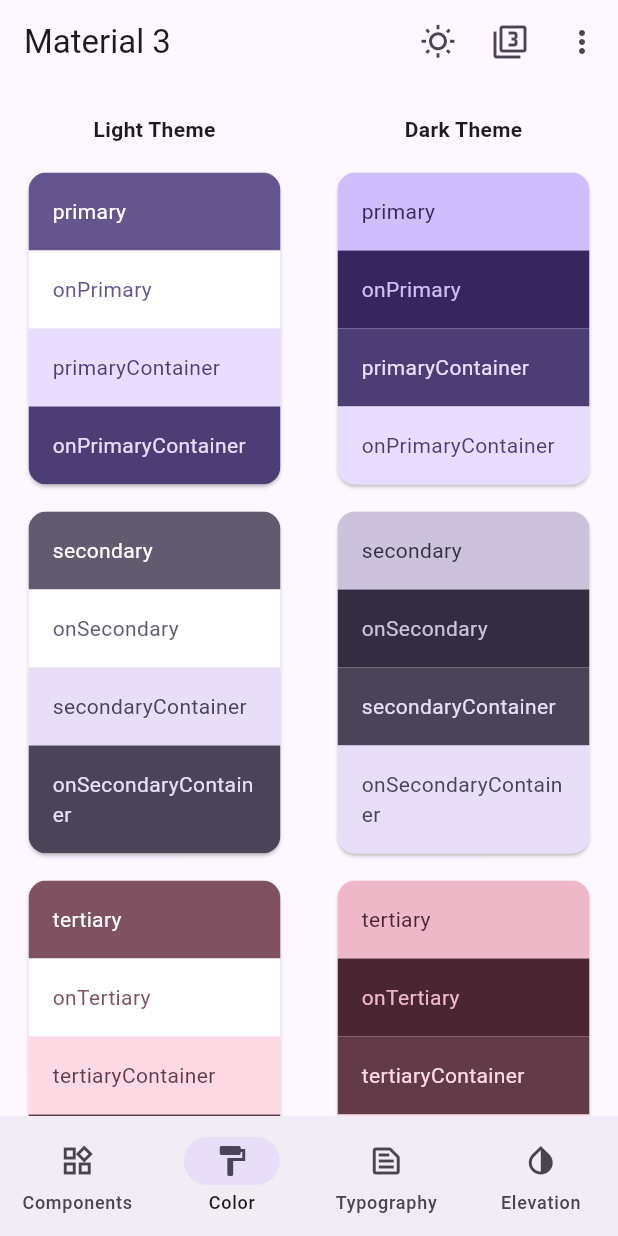
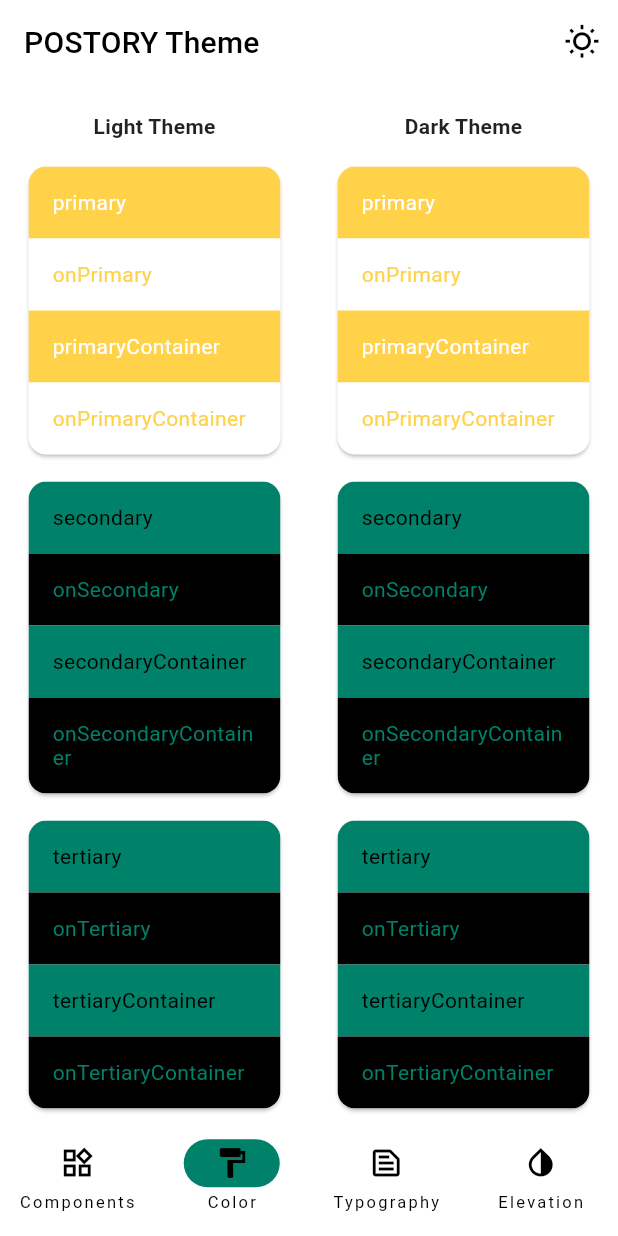
Before and after one commit to postory-app/theme, a Flutter app: the screen it shows after launch, item 2 of the bottom bar chosen, on a phone screen of 412 x 824 dp. Run offline on Flutter 3.47's test engine with Material 2 defaults, Android fonts, the phone set to English and light mode, and no system bars.

Commit message:
style: custom colors

```diff
--- a/example/lib/color_palettes_screen.dart
+++ b/example/lib/color_palettes_screen.dart
@@ -12,11 +12,11 @@
 
   @override
   Widget build(BuildContext context) {
-    Color selectedColor = Theme.of(context).primaryColor;
-    ThemeData lightTheme =
-        ThemeData(colorSchemeSeed: selectedColor, brightness: Brightness.light);
-    ThemeData darkTheme =
-        ThemeData(colorSchemeSeed: selectedColor, brightness: Brightness.dark);
+    // Color selectedColor = Theme.of(context).primaryColor;
+    // ThemeData lightTheme =
+    //     ThemeData(colorSchemeSeed: selectedColor, brightness: Brightness.light);
+    // ThemeData darkTheme =
+    //     ThemeData(colorSchemeSeed: selectedColor, brightness: Brightness.dark);
 
     Widget schemeLabel(String brightness) {
       return Padding(
@@ -45,11 +45,11 @@
               children: [
                 divider,
                 schemeLabel("Light Theme"),
-                schemeView(lightTheme),
+                schemeView(Theme.of(context)),
                 divider,
                 divider,
                 schemeLabel("Dark Theme"),
-                schemeView(darkTheme)
+                schemeView(Theme.of(context))
               ],
             ),
           );
@@ -63,7 +63,7 @@
                     child: Column(
                       children: [
                         schemeLabel("Light Theme"),
-                        schemeView(lightTheme)
+                        schemeView(Theme.of(context))
                       ],
                     ),
                   ),
@@ -71,7 +71,7 @@
                     child: Column(
                       children: [
                         schemeLabel("Dark Theme"),
-                        schemeView(darkTheme)
+                        schemeView(Theme.of(context))
                       ],
                     ),
                   )
--- a/example/lib/main.dart
+++ b/example/lib/main.dart
@@ -1,4 +1,5 @@
 import 'package:flutter/material.dart';
+import 'package:postory_theme/postory_theme.dart';
 
 import 'color_palettes_screen.dart';
 import 'component_screen.dart';
@@ -20,30 +21,8 @@
 // screenWidthThreshold; otherwise, NavigationBar is used for navigation.
 const double narrowScreenWidthThreshold = 450;
 
-const Color m3BaseColor = Color(0xff6750a4);
-const List<Color> colorOptions = [
-  m3BaseColor,
-  Colors.blue,
-  Colors.teal,
-  Colors.green,
-  Colors.yellow,
-  Colors.orange,
-  Colors.pink
-];
-const List<String> colorText = <String>[
-  "M3 Baseline",
-  "Blue",
-  "Teal",
-  "Green",
-  "Yellow",
-  "Orange",
-  "Pink",
-];
-
 class _Material3DemoState extends State<Material3Demo> {
-  bool useMaterial3 = true;
   bool useLightMode = true;
-  int colorSelected = 0;
   int screenIndex = 0;
 
   late ThemeData themeData;
@@ -51,14 +30,6 @@
   @override
   initState() {
     super.initState();
-    themeData = updateThemes(colorSelected, useMaterial3, useLightMode);
-  }
-
-  ThemeData updateThemes(int colorIndex, bool useMaterial3, bool useLightMode) {
-    return ThemeData(
-        colorSchemeSeed: colorOptions[colorSelected],
-        useMaterial3: useMaterial3,
-        brightness: useLightMode ? Brightness.light : Brightness.dark);
   }
 
   void handleScreenChanged(int selectedScreen) {
@@ -70,21 +41,6 @@
   void handleBrightnessChange() {
     setState(() {
       useLightMode = !useLightMode;
-      themeData = updateThemes(colorSelected, useMaterial3, useLightMode);
-    });
-  }
-
-  void handleMaterialVersionChange() {
-    setState(() {
-      useMaterial3 = !useMaterial3;
-      themeData = updateThemes(colorSelected, useMaterial3, useLightMode);
-    });
-  }
-
-  void handleColorSelect(int value) {
-    setState(() {
-      colorSelected = value;
-      themeData = updateThemes(colorSelected, useMaterial3, useLightMode);
     });
   }
 
@@ -105,7 +61,7 @@
 
   PreferredSizeWidget createAppBar() {
     return AppBar(
-      title: useMaterial3 ? const Text("Material 3") : const Text("Material 2"),
+      title: const Text("POSTORY Theme"),
       actions: [
         IconButton(
           icon: useLightMode
@@ -113,41 +69,6 @@
               : const Icon(Icons.wb_sunny),
           onPressed: handleBrightnessChange,
           tooltip: "Toggle brightness",
-        ),
-        IconButton(
-          icon: useMaterial3
-              ? const Icon(Icons.filter_3)
-              : const Icon(Icons.filter_2),
-          onPressed: handleMaterialVersionChange,
-          tooltip: "Switch to Material ${useMaterial3 ? 2 : 3}",
-        ),
-        PopupMenuButton(
-          icon: const Icon(Icons.more_vert),
-          shape:
-              RoundedRectangleBorder(borderRadius: BorderRadius.circular(10)),
-          itemBuilder: (context) {
-            return List.generate(colorOptions.length, (index) {
-              return PopupMenuItem(
-                  value: index,
-                  child: Wrap(
-                    children: [
-                      Padding(
-                        padding: const EdgeInsets.only(left: 10),
-                        child: Icon(
-                          index == colorSelected
-                              ? Icons.color_lens
-                              : Icons.color_lens_outlined,
-                          color: colorOptions[index],
-                        ),
-                      ),
-                      Padding(
-                          padding: const EdgeInsets.only(left: 20),
-                          child: Text(colorText[index]))
-                    ],
-                  ));
-            });
-          },
-          onSelected: handleColorSelect,
         ),
       ],
     );
@@ -157,9 +78,10 @@
   Widget build(BuildContext context) {
     return MaterialApp(
       debugShowCheckedModeBanner: false,
-      title: 'Material 3',
+      title: 'POSTORY Theme',
       themeMode: useLightMode ? ThemeMode.light : ThemeMode.dark,
-      theme: themeData,
+      theme: PostoryTheme.light(),
+      darkTheme: PostoryTheme.dark(),
       home: LayoutBuilder(builder: (context, constraints) {
         if (constraints.maxWidth < narrowScreenWidthThreshold) {
           return Scaffold(
--- a/example/lib/typography_screen.dart
+++ b/example/lib/typography_screen.dart
@@ -5,9 +5,7 @@
 
   @override
   Widget build(BuildContext context) {
-    final textTheme = Theme.of(context)
-        .textTheme
-        .apply(displayColor: Theme.of(context).colorScheme.onSurface);
+    final textTheme = Theme.of(context).textTheme;
     return Expanded(
       child: ListView(
         children: <Widget>[
--- a/example/pubspec.yaml
+++ b/example/pubspec.yaml
@@ -15,6 +15,8 @@
     sdk: flutter
 
   cupertino_icons: ^1.0.2
+  postory_theme:
+    path: ../
 
 dev_dependencies:
   flutter_test:
--- /dev/null
+++ b/lib/core/color_scheme.dart
@@ -0,0 +1,9 @@
+import 'package:flutter/material.dart' hide Colors;
+
+import 'colors.dart';
+
+const colorScheme = ColorScheme.light(
+  primary: Colors.yellow,
+  secondary: Colors.green,
+  error: Colors.red,
+);
--- /dev/null
+++ b/lib/core/colors.dart
@@ -0,0 +1,24 @@
+import 'package:flutter/material.dart';
+
+class Colors {
+  static const blue = Color(0xFF2887FF);
+  static const green = Color(0xFF008169);
+  static const red = Color(0xFFFF3226);
+
+  static const MaterialColor yellow = MaterialColor(
+    _yellowPrimaryValue,
+    <int, Color>{
+      50: Color(0xFFFFFBED),
+      100: Color(0xFFFFF6DB),
+      200: Color(0xFFFFEDB7),
+      300: Color(0xFFFFE492),
+      400: Color(0xFFFFDB6E),
+      500: Color(_yellowPrimaryValue),
+      600: Color(0xFFE5BD43),
+      700: Color(0xFFCCA83B),
+      800: Color(0xFFB29334),
+      900: Color(0xFF997E2C),
+    },
+  );
+  static const int _yellowPrimaryValue = 0xFFFFD24A;
+}
--- /dev/null
+++ b/lib/core/text_themes.dart
@@ -0,0 +1,8 @@
+import 'package:flutter/material.dart';
+
+class TextThemes {
+  TextThemes._();
+
+  static TextTheme white = Typography.whiteMountainView;
+  static TextTheme black = Typography.blackMountainView;
+}
--- a/lib/postory_theme.dart
+++ b/lib/postory_theme.dart
@@ -1,7 +1,27 @@
 library postory_theme;
 
-/// A Calculator.
-class Calculator {
-  /// Returns [value] plus 1.
-  int addOne(int value) => value + 1;
+import 'package:flutter/cupertino.dart';
+import 'package:flutter/material.dart';
+
+import './core/color_scheme.dart';
+import 'core/text_themes.dart';
+
+class PostoryTheme {
+  static ThemeData light() {
+    return ThemeData.from(
+      colorScheme: colorScheme,
+      useMaterial3: true,
+    ).copyWith(
+      cupertinoOverrideTheme: CupertinoThemeData(
+        brightness: colorScheme.brightness,
+      ),
+      typography: Typography(
+        white: TextThemes.white,
+        black: TextThemes.black,
+      ),
+      textTheme: TextThemes.black,
+    );
+  }
+
+  static ThemeData dark() => PostoryTheme.light();
 }
```
Also changed, not shown: pubspec.yaml (+2 -36 lines), example/pubspec.lock, 5 other files.
